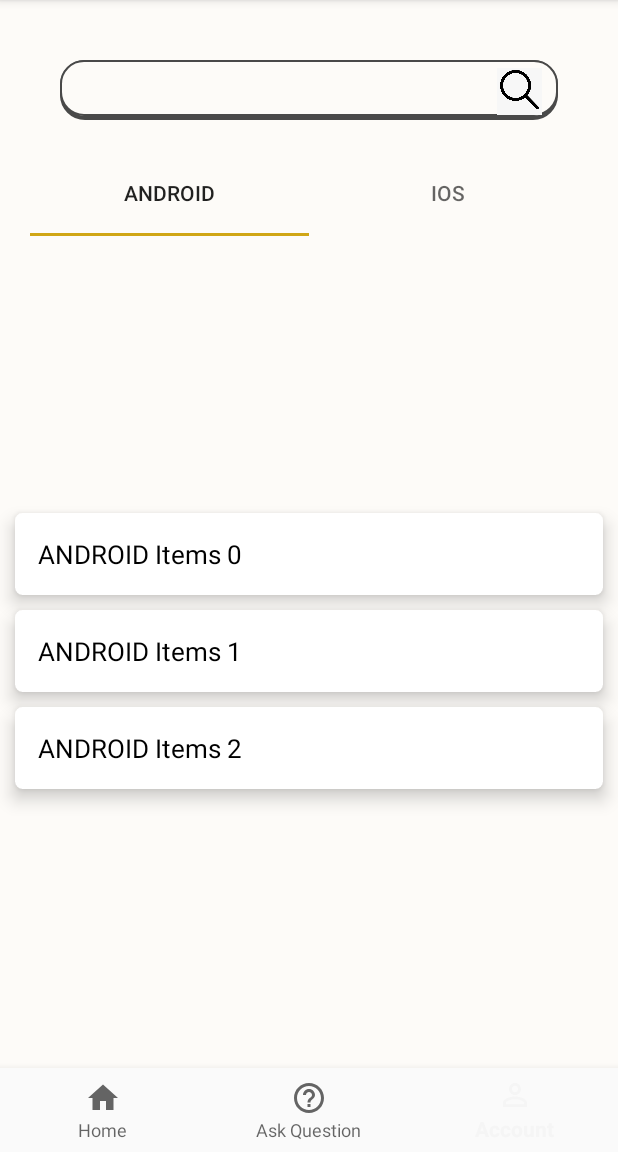
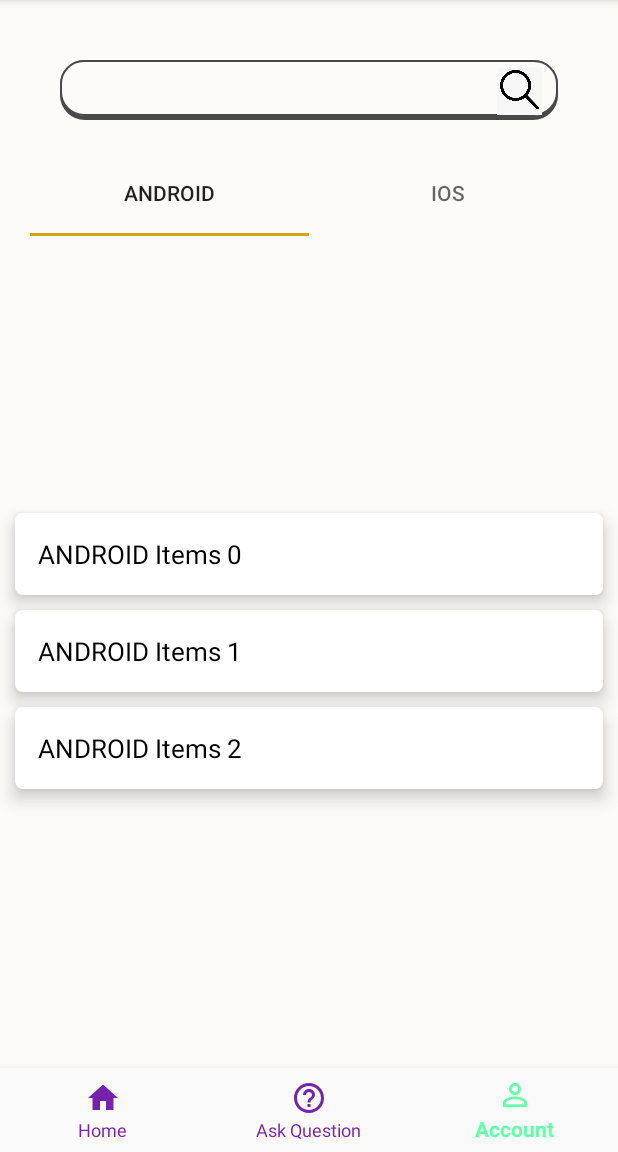
Before and after one commit to dmitrokh/pocketHandyman-fa19-hippo, an Android app: the ButtonActivity screen opened directly, with no data from a screen before it, item 3 of the bottom bar chosen, on a phone screen of 412 x 824 dp, the part 84-1236 px from its top. Run offline under Robolectric (Android 15) with nearby library versions, the phone set to English and light mode, and no system bars.

Commit message:
Fix bottom nav bar icon disappearing

```diff
--- a/app/src/main/java/com/example/pockethandyman/ButtonActivity.java
+++ b/app/src/main/java/com/example/pockethandyman/ButtonActivity.java
@@ -1,17 +1,20 @@
 package com.example.pockethandyman;
 
+import android.content.Intent;
 import android.os.Bundle;
 import android.util.Log;
 import android.view.Menu;
 import android.view.MenuItem;
 import android.widget.Toolbar;
 
+import androidx.annotation.NonNull;
 import androidx.appcompat.app.AppCompatActivity;
 import androidx.fragment.app.Fragment;
 import androidx.fragment.app.FragmentManager;
 import androidx.fragment.app.FragmentPagerAdapter;
 import androidx.viewpager.widget.ViewPager;
 
+import com.google.android.material.bottomnavigation.BottomNavigationView;
 import com.google.android.material.tabs.TabLayout;
 
 import java.util.ArrayList;
@@ -23,6 +26,7 @@ public class ButtonActivity extends AppCompatActivity {
     String taskName = null;
     ViewPager viewPager;
     TabLayout tabLayout;
+    private BottomNavigationView bottomNavigationView;
 
     @Override
     public void onCreate(Bundle savedInstanceState) {
@@ -64,6 +68,8 @@ public class ButtonActivity extends AppCompatActivity {
             public void onTabReselected(TabLayout.Tab tab) {
             }
         });
+
+        setupBottomNavigationView();
     }
 
 
@@ -139,4 +145,30 @@ public class ButtonActivity extends AppCompatActivity {
         }
         return true;
     }
+
+    private void setupBottomNavigationView() {
+        bottomNavigationView = findViewById(R.id.bottom_navigation);
+        bottomNavigationView.setSelectedItemId(R.id.navigation_home);
+        bottomNavigationView.setOnNavigationItemSelectedListener(new BottomNavigationView.OnNavigationItemSelectedListener() {
+            @Override
+            public boolean onNavigationItemSelected(@NonNull MenuItem item) {
+                Intent intent = null;
+                switch (item.getItemId()) {
+                    case R.id.navigation_home:
+                        // do nothing: you're already at home
+                        break;
+                    case R.id.navigation_question:
+                        intent = new Intent(ButtonActivity.this, AskQuestionActivity.class);
+                        startActivity(intent);
+                        break;
+                    case R.id.navigation_account:
+                        // TODO: implement account activity
+//                        intent = new Intent(HomeActivity.this, AccountAcitvity.class);
+//                        startActivity(intent);
+                        break;
+                }
+                return true;
+            }
+        });
+    }
 }
--- /dev/null
+++ b/app/src/main/res/drawable/selector.xml
@@ -0,0 +1,6 @@
+<?xml version="1.0" encoding="utf-8"?>
+<selector xmlns:android="http://schemas.android.com/apk/res/android">
+    <item android:state_checked="true"
+        android:color="#66FFAA" />
+    <item android:color="#7722AA"  />
+</selector>
--- a/app/src/main/res/layout/activity_ask_question.xml
+++ b/app/src/main/res/layout/activity_ask_question.xml
@@ -32,6 +32,20 @@
         app:layout_constraintStart_toStartOf="parent"
         app:layout_constraintTop_toTopOf="parent" />
 
+<!--    <com.google.android.material.bottomnavigation.BottomNavigationView-->
+<!--        android:id="@+id/bottom_navigation"-->
+<!--        android:layout_width="0dp"-->
+<!--        android:layout_height="wrap_content"-->
+<!--        android:layout_marginStart="0dp"-->
+<!--        android:layout_marginEnd="0dp"-->
+<!--        android:background="?android:attr/windowBackground"-->
+<!--        app:itemIconTint="#b2b2b2"-->
+<!--        app:itemTextColor="#b2b2b2"-->
+<!--        app:layout_constraintBottom_toBottomOf="parent"-->
+<!--        app:layout_constraintLeft_toLeftOf="parent"-->
+<!--        app:layout_constraintRight_toRightOf="parent"-->
+<!--        app:menu="@menu/bottom_nav_menu" />-->
+
     <com.google.android.material.bottomnavigation.BottomNavigationView
         android:id="@+id/bottom_navigation"
         android:layout_width="0dp"
@@ -39,8 +53,8 @@
         android:layout_marginStart="0dp"
         android:layout_marginEnd="0dp"
         android:background="?android:attr/windowBackground"
-        app:itemIconTint="#b2b2b2"
-        app:itemTextColor="#b2b2b2"
+        app:itemIconTint="@drawable/selector"
+        app:itemTextColor="@drawable/selector"
         app:layout_constraintBottom_toBottomOf="parent"
         app:layout_constraintLeft_toLeftOf="parent"
         app:layout_constraintRight_toRightOf="parent"
--- a/app/src/main/res/layout/button_activity_layout.xml
+++ b/app/src/main/res/layout/button_activity_layout.xml
@@ -84,18 +84,32 @@
 
     </com.google.android.material.tabs.TabLayout>
 
+<!--    <com.google.android.material.bottomnavigation.BottomNavigationView-->
+<!--        android:id="@+id/bottom_navigation"-->
+<!--        android:layout_width="wrap_content"-->
+<!--        android:layout_height="wrap_content"-->
+<!--        android:background="?android:attr/windowBackground"-->
+<!--        android:scrollbarThumbHorizontal="@color/colorPrimary"-->
+<!--        android:scrollbarThumbVertical="@color/colorPrimary"-->
+<!--        app:layout_constraintBottom_toBottomOf="parent"-->
+<!--        app:layout_constraintLeft_toLeftOf="parent"-->
+<!--        app:layout_constraintRight_toRightOf="parent"-->
+<!--        app:menu="@menu/bottom_nav_menu"-->
+<!--        app:tabIndicatorColor="@color/colorPrimary" />-->
+
     <com.google.android.material.bottomnavigation.BottomNavigationView
         android:id="@+id/bottom_navigation"
-        android:layout_width="wrap_content"
+        android:layout_width="0dp"
         android:layout_height="wrap_content"
+        android:layout_marginStart="0dp"
+        android:layout_marginEnd="0dp"
         android:background="?android:attr/windowBackground"
-        android:scrollbarThumbHorizontal="@color/colorPrimary"
-        android:scrollbarThumbVertical="@color/colorPrimary"
+        app:itemIconTint="@drawable/selector"
+        app:itemTextColor="@drawable/selector"
         app:layout_constraintBottom_toBottomOf="parent"
         app:layout_constraintLeft_toLeftOf="parent"
         app:layout_constraintRight_toRightOf="parent"
-        app:menu="@menu/bottom_nav_menu"
-        app:tabIndicatorColor="@color/colorPrimary" />
+        app:menu="@menu/bottom_nav_menu" />
 
     <androidx.viewpager.widget.ViewPager
         android:id="@+id/viewPager"
--- a/app/src/main/res/layout/home_screen.xml
+++ b/app/src/main/res/layout/home_screen.xml
@@ -124,6 +124,20 @@
 <!--        app:menu="@menu/bottom_nav_menu"-->
 <!--        app:tabIndicatorColor="@color/colorPrimary" />-->
 
+<!--    <com.google.android.material.bottomnavigation.BottomNavigationView-->
+<!--        android:id="@+id/bottom_navigation"-->
+<!--        android:layout_width="0dp"-->
+<!--        android:layout_height="wrap_content"-->
+<!--        android:layout_marginStart="0dp"-->
+<!--        android:layout_marginEnd="0dp"-->
+<!--        android:background="?android:attr/windowBackground"-->
+<!--        app:itemIconTint="#b2b2b2"-->
+<!--        app:itemTextColor="#b2b2b2"-->
+<!--        app:layout_constraintBottom_toBottomOf="parent"-->
+<!--        app:layout_constraintLeft_toLeftOf="parent"-->
+<!--        app:layout_constraintRight_toRightOf="parent"-->
+<!--        app:menu="@menu/bottom_nav_menu" />-->
+
     <com.google.android.material.bottomnavigation.BottomNavigationView
         android:id="@+id/bottom_navigation"
         android:layout_width="0dp"
@@ -131,8 +145,8 @@
         android:layout_marginStart="0dp"
         android:layout_marginEnd="0dp"
         android:background="?android:attr/windowBackground"
-        app:itemIconTint="#b2b2b2"
-        app:itemTextColor="#b2b2b2"
+        app:itemIconTint="@drawable/selector"
+        app:itemTextColor="@drawable/selector"
         app:layout_constraintBottom_toBottomOf="parent"
         app:layout_constraintLeft_toLeftOf="parent"
         app:layout_constraintRight_toRightOf="parent"
--- a/app/src/main/res/menu/bottom_nav_menu.xml
+++ b/app/src/main/res/menu/bottom_nav_menu.xml
@@ -3,17 +3,23 @@
 
     <item
         android:id="@+id/navigation_home"
+        android:enabled="true"
         android:icon="@drawable/ic_home_black_24dp"
-        android:title="@string/title_home" />
+        android:title="@string/title_home"
+        android:visible="true" />
 
     <item
         android:id="@+id/navigation_question"
+        android:enabled="true"
         android:icon="@drawable/ic_help_outline_black_24dp"
-        android:title="@string/title_ask_question" />
+        android:title="@string/title_ask_question"
+        android:visible="true" />
 
     <item
         android:id="@+id/navigation_account"
+        android:enabled="true"
         android:icon="@drawable/ic_perm_identity_black_24dp"
-        android:title="@string/title_account" />
+        android:title="@string/title_account"
+        android:visible="true" />
 
 </menu>
```
